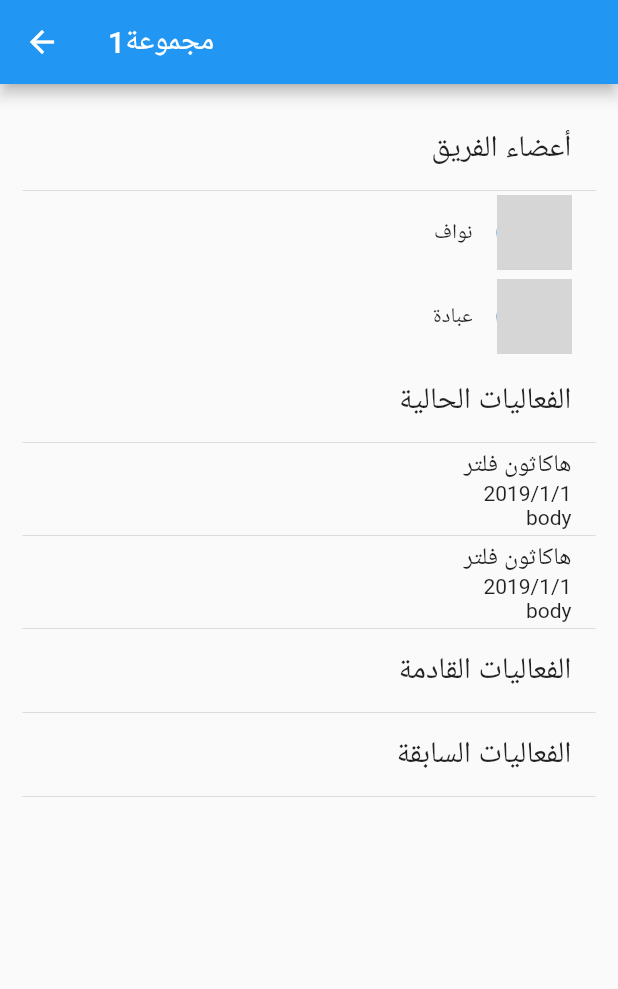
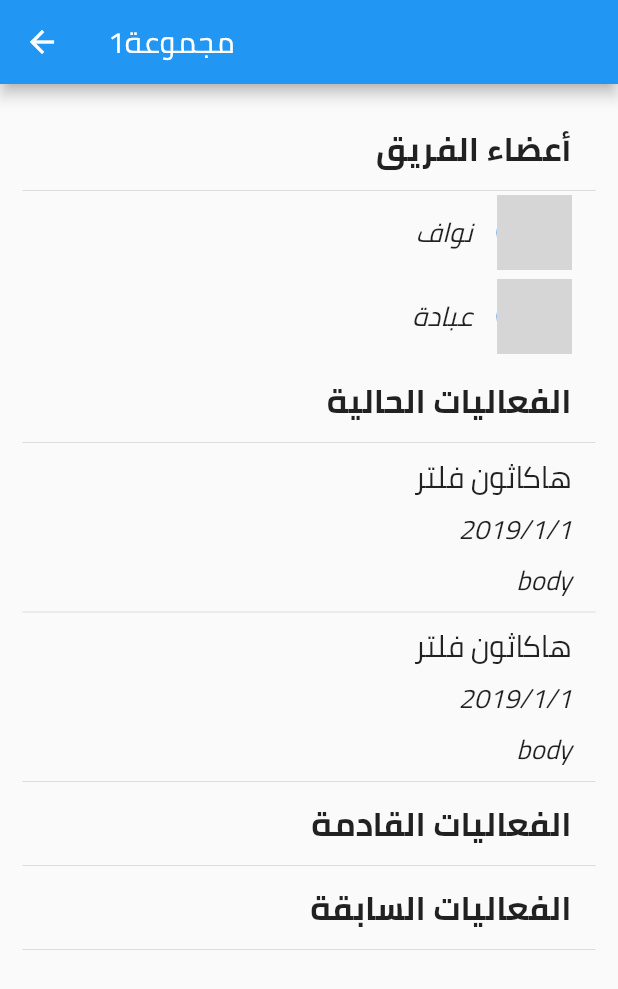
Before and after one commit to nawif/FTC-HACKATHON-FLUTTER, a Flutter app: the screen it shows after launch, after a tap on "مجموعة عبادة الأسطورة", on a phone screen of 412 x 824 dp. Shown: the top 989 px of the screen. Run offline on Flutter 3.47's test engine with Material 2 defaults, Android fonts, the phone set to English and light mode, and no system bars; network calls fail; grey boxes are pictures that could not be loaded.

Commit message:
fixed themes

```diff
--- a/lib/main.dart
+++ b/lib/main.dart
@@ -33,6 +33,32 @@ class _ListViewState extends State<ListViewApp> {
   Widget build(BuildContext context) {
     return MaterialApp(
       title: 'قائمة قادة المجموعات',
+			theme: ThemeData(
+				// Define the default Brightness and Colors
+//        brightness: Brightness.dark,
+//        primaryColor: Colors.lightBlue[800],
+//        accentColor: Colors.cyan[600],
+
+				// Define the default Font Family
+				fontFamily: 'Cairo',
+
+				// Define the default TextTheme. Use this to specify the default
+				// text styling for headlines, titles, bodies of text, and more.
+				textTheme: TextTheme(
+						headline: TextStyle(fontSize: 72.0, fontWeight: FontWeight.bold),
+						title: TextStyle(
+							fontSize: 22.0,
+							fontWeight: FontWeight.bold,
+						),
+						body1: TextStyle(
+							fontSize: 18.0,
+							fontStyle: FontStyle.italic,
+						),
+						subhead: TextStyle(
+							fontSize: 20.0,
+						)
+				),
+			),
       home: Scaffold(
         appBar: AppBar(
           title: Text('قائمة قادة المجموعات'),
@@ -50,17 +76,11 @@ class _ListViewState extends State<ListViewApp> {
                     ListTile(
                       title: Text(
                         '${items[position].title}',
-                        style: TextStyle(
-                          fontSize: 22.0,
-                          color: Colors.deepOrangeAccent,
-                        ),
+                        style: Theme.of(context).textTheme.title,
                       ),
                       subtitle: Text(
                         '${items[position].body}',
-                        style: new TextStyle(
-                          fontSize: 18.0,
-                          fontStyle: FontStyle.italic,
-                        ),
+                        style: Theme.of(context).textTheme.body1,
                       ),
                       leading: Column(
                         children: <Widget>[
@@ -109,19 +129,11 @@ class SecondRoute extends StatelessWidget {
         children: <Widget>[
           Text(
             'تاريخ الأنتهاء: ${event.date}',
-            style: TextStyle(
-              fontSize: 22.0,
-              fontFamily: 'Cairo',
-              color: Colors.deepOrangeAccent,
-            ),
+            style: Theme.of(context).textTheme.title,
           ),
           Text(
             'حالة المشروع: ${event.returnEventStatus()}',
-            style: TextStyle(
-              fontFamily: 'Cairo',
-              fontSize: 22.0,
-              color: Colors.deepOrangeAccent,
-            ),
+            style: Theme.of(context).textTheme.title,
           ),
           Text(event.date),
           Expanded(
```
